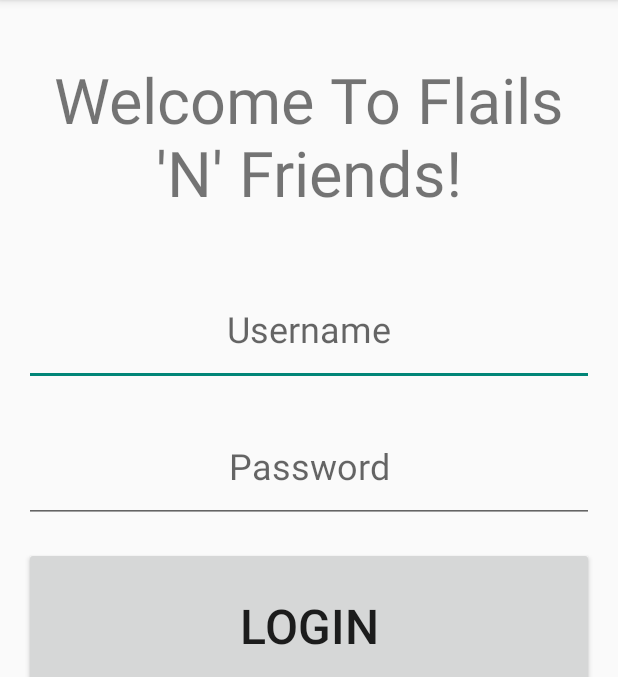
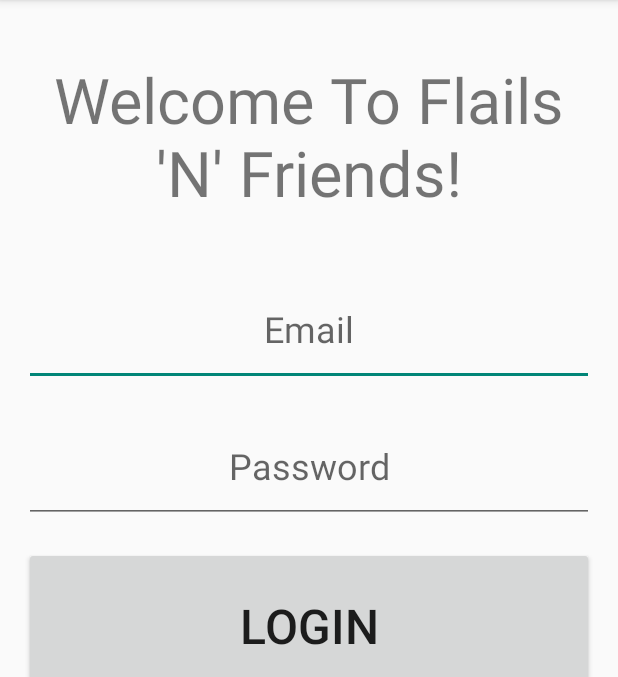
Before and after one commit to ImagineWagons8487/FlailsAndFriends, an Android app: the LoginActivity screen opened directly, with no data from a screen before it, on a phone screen of 412 x 824 dp, the part 84-761 px from its top. Run offline under Robolectric (Android 15) with nearby library versions, the phone set to English and light mode, and no system bars; our stand-ins replace Firebase (no records; nobody signed in at launch, a user with empty details on screens opened directly), Room's generated code.

Commit message:
Integrate login activity with firebase authentication 🐾

```diff
--- a/app/src/main/java/edu/csumb/flailsandfriends/database/FlailRepo.java
+++ b/app/src/main/java/edu/csumb/flailsandfriends/database/FlailRepo.java
@@ -54,8 +54,8 @@ public class FlailRepo {
         FlailDatabase.databaseWriteExecutor.execute(() -> userDAO.insert(user));
     }
 
-    public LiveData<User> getUserByUsername(String username) {
-        return userDAO.getUserByUsername(username);
+    public LiveData<User> getUserByEmail(String email) {
+        return userDAO.getUserByEmail(email);
     }
 
     public LiveData<User> getUserByUserId(int loggedInUserId) {
--- a/app/src/main/java/edu/csumb/flailsandfriends/entities/UserDAO.java
+++ b/app/src/main/java/edu/csumb/flailsandfriends/entities/UserDAO.java
@@ -26,8 +26,10 @@ public interface UserDAO {
     @Query("DELETE from " + FlailDatabase.USER_TABLE)
     void deleteAll();
 
-    @Query("SELECT * from " + FlailDatabase.USER_TABLE + " WHERE username == :username")
-    LiveData<User> getUserByUsername(String username);
+    // username column should be called email
+    // but we're not changing it for now so that we avoid a database migration.
+    @Query("SELECT * from " + FlailDatabase.USER_TABLE + " WHERE username == :email")
+    LiveData<User> getUserByEmail(String email);
 
     @Query("SELECT * from " + FlailDatabase.USER_TABLE + " WHERE id == :loggedInUserId")
     LiveData<User> getUserByUserId(int loggedInUserId);
--- a/app/src/main/res/layout/activity_create_account.xml
+++ b/app/src/main/res/layout/activity_create_account.xml
@@ -57,12 +57,13 @@
         />
 
     <Button
+        android:id="@+id/backToHome"
         android:layout_width="match_parent"
         android:layout_height="80dp"
         android:layout_margin="40dp"
-        app:layout_constraintBottom_toBottomOf="parent"
         android:text="@string/back_to_welcome_screen"
         android:textSize="20sp"
-        />
+        app:layout_constraintBottom_toBottomOf="parent"
+        tools:layout_editor_absoluteX="40dp" />
 
 </androidx.constraintlayout.widget.ConstraintLayout>
--- a/app/src/main/res/layout/activity_login.xml
+++ b/app/src/main/res/layout/activity_login.xml
@@ -21,13 +21,13 @@
         app:layout_constraintTop_toTopOf="parent" />
 
     <EditText
-        android:id="@+id/userNameLoginEditText"
+        android:id="@+id/email_login_edit_text"
         android:layout_width="match_parent"
         android:layout_height="75dp"
         android:layout_margin="16dp"
         android:autofillHints="Please Enter Username"
         android:gravity="center"
-        android:hint="@string/username"
+        android:hint="@string/email"
         android:inputType="text"
         android:textSize="24sp"
         app:layout_constraintEnd_toEndOf="parent"
@@ -46,7 +46,7 @@
         android:textSize="24sp"
         app:layout_constraintEnd_toEndOf="parent"
         app:layout_constraintStart_toStartOf="parent"
-        app:layout_constraintTop_toBottomOf="@id/userNameLoginEditText" />
+        app:layout_constraintTop_toBottomOf="@id/email_login_edit_text" />
 
     <Button
         android:id="@+id/loginButton"
```
Also changed, not shown: app/src/main/java/edu/csumb/flailsandfriends/activities/CreateAccountActivity.java (+4 -3 lines), app/src/main/java/edu/csumb/flailsandfriends/activities/LoginActivity.java (+82 -22 lines).
